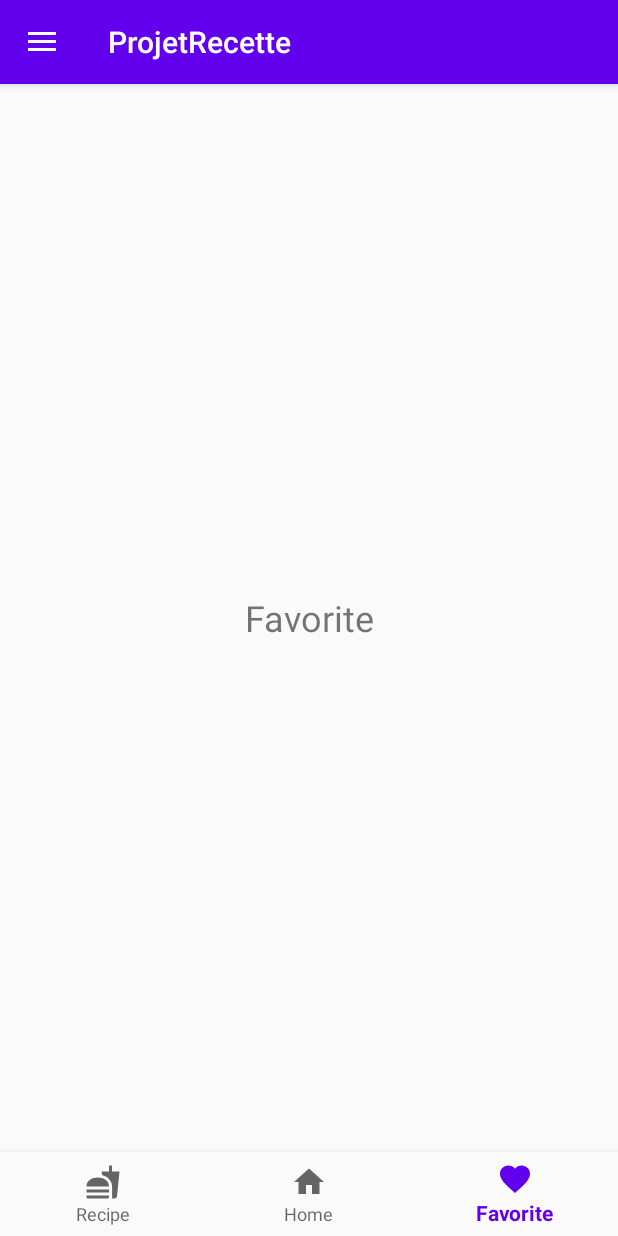
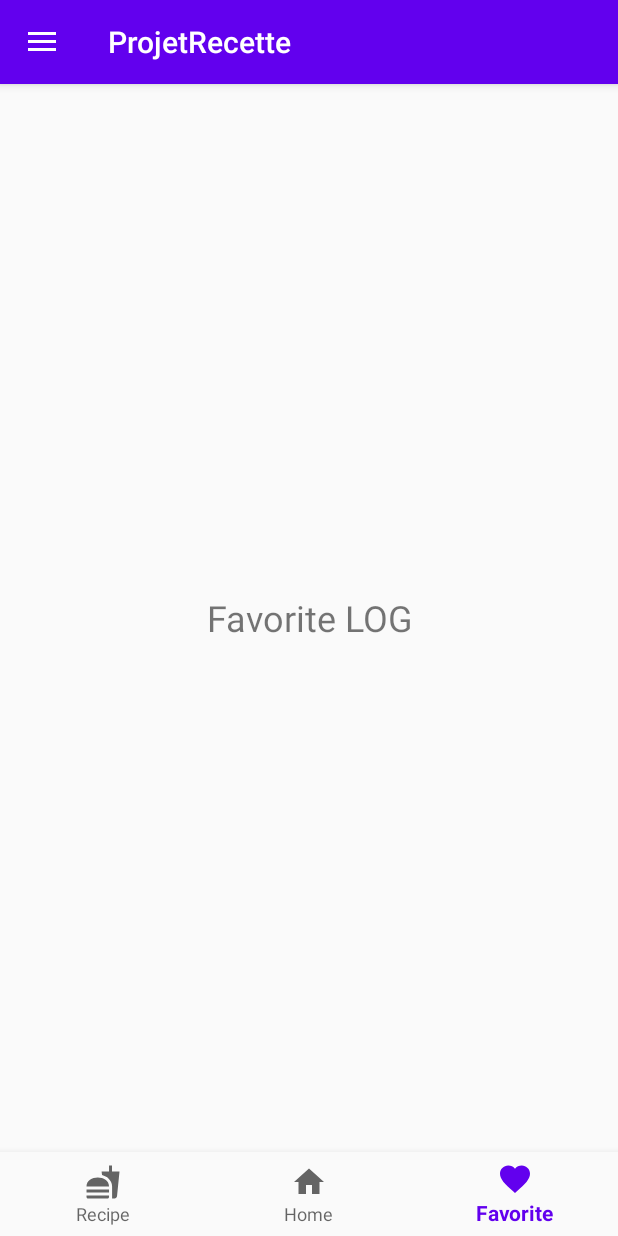
Before and after one commit to HamzaKarh/projetrecette, an Android app: the FavoriteFragment screen opened through its navigation route, on a phone screen of 412 x 824 dp. Run offline under Robolectric (Android 15) with nearby library versions, the light colour scheme and no system bars; our stand-ins replace Firebase (no records; nobody signed in at launch, a user with empty details on screens opened directly), navigation-ui.

Commit message:
Mise en relation application et database FireBase. On peut désormais enregistré dans la base de donnée le nom complet de l'utilisateur, et son mail. Mise en place d'une bouton LogOut lorsqu'un utilisateur est connecté. Changement du layout du fragment 'favori' lorsque l'utilisateur n'est pas connecté ou est connecté.
Reste l'xml a faire.

```diff
--- a/app/build.gradle
+++ b/app/build.gradle
@@ -34,6 +34,7 @@ dependencies {
     implementation 'androidx.annotation:annotation:1.1.0'
     implementation 'androidx.lifecycle:lifecycle-extensions:2.2.0'
     implementation 'com.google.firebase:firebase-auth:16.0.5'
+    implementation 'com.google.firebase:firebase-firestore:17.1.2'
     testImplementation 'junit:junit:4.12'
     androidTestImplementation 'androidx.test.ext:junit:1.1.2'
     androidTestImplementation 'androidx.test.espresso:espresso-core:3.3.0'
--- a/app/src/main/java/com/example/projetrecette/MainActivity.java
+++ b/app/src/main/java/com/example/projetrecette/MainActivity.java
@@ -28,6 +28,7 @@ public class MainActivity extends AppCompatActivity implements NavigationView.On
     private AppBarConfiguration mAppBarConfiguration;
     NavController navController;
     DrawerLayout drawerLayout;
+    NavigationView navigationView;
     @Override
     protected void onCreate(Bundle savedInstanceState) {
 
@@ -35,6 +36,7 @@ public class MainActivity extends AppCompatActivity implements NavigationView.On
         setContentView(R.layout.activity_main);
         navController = Navigation.findNavController(this, R.id.MainFragment);
         drawerLayout = findViewById(R.id.drawer_layout);
+        navigationView = findViewById(R.id.navigationView);
         Appbar();
         Drawer();
         checkLogin();
@@ -56,7 +58,6 @@ public class MainActivity extends AppCompatActivity implements NavigationView.On
     public void Drawer(){
         Toolbar toolbar = findViewById(R.id.toolbar);
         setSupportActionBar(toolbar);
-        NavigationView navigationView = findViewById(R.id.navigationView);
         navigationView.setNavigationItemSelectedListener(this);
 
         ActionBarDrawerToggle toggle = new ActionBarDrawerToggle(this,drawerLayout,toolbar,R.string.navigation_drawer_open,R.string.navigation_drawer_close);
@@ -85,6 +86,11 @@ public class MainActivity extends AppCompatActivity implements NavigationView.On
                 Intent intent2 = new Intent(this, SignUpActivity.class);
                 startActivity(intent2);
                 break;
+            case R.id.navigation_signout:
+                FirebaseAuth.getInstance().signOut();
+                checkLogin();
+                break;
+
         }
         return true;
     }
@@ -92,10 +98,12 @@ public class MainActivity extends AppCompatActivity implements NavigationView.On
     public void checkLogin(){
         FirebaseUser user = FirebaseAuth.getInstance().getCurrentUser();
         if (user != null) {
-            Toast.makeText(getApplicationContext(), "Someone is logged on", Toast.LENGTH_SHORT).show();
-            FirebaseAuth.getInstance().signOut();
+            navigationView.getMenu().setGroupVisible(R.id.drawerLoggedIn,true);
+            navigationView.getMenu().setGroupVisible(R.id.drawerUnlogged,false);
+
         }else{
-            Toast.makeText(getApplicationContext(), "Personne", Toast.LENGTH_SHORT).show();
+            navigationView.getMenu().setGroupVisible(R.id.drawerLoggedIn,false);
+            navigationView.getMenu().setGroupVisible(R.id.drawerUnlogged,true);
         }
     }
 }
--- a/app/src/main/java/com/example/projetrecette/NavigationBar/Favorite/FavoriteFragment.java
+++ b/app/src/main/java/com/example/projetrecette/NavigationBar/Favorite/FavoriteFragment.java
@@ -9,58 +9,22 @@ import android.view.View;
 import android.view.ViewGroup;
 
 import com.example.projetrecette.R;
+import com.google.firebase.auth.FirebaseAuth;
+import com.google.firebase.auth.FirebaseUser;
 
-/**
- * A simple {@link Fragment} subclass.
- * Use the {@link FavoriteFragment#newInstance} factory method to
- * create an instance of this fragment.
- */
+
 public class FavoriteFragment extends Fragment {
 
-    // TODO: Rename parameter arguments, choose names that match
-    // the fragment initialization parameters, e.g. ARG_ITEM_NUMBER
-    private static final String ARG_PARAM1 = "param1";
-    private static final String ARG_PARAM2 = "param2";
-
-    // TODO: Rename and change types of parameters
-    private String mParam1;
-    private String mParam2;
-
-    public FavoriteFragment() {
-        // Required empty public constructor
-    }
-
-    /**
-     * Use this factory method to create a new instance of
-     * this fragment using the provided parameters.
-     *
-     * @param param1 Parameter 1.
-     * @param param2 Parameter 2.
-     * @return A new instance of fragment FavoriteFragment.
-     */
-    // TODO: Rename and change types and number of parameters
-    public static FavoriteFragment newInstance(String param1, String param2) {
-        FavoriteFragment fragment = new FavoriteFragment();
-        Bundle args = new Bundle();
-        args.putString(ARG_PARAM1, param1);
-        args.putString(ARG_PARAM2, param2);
-        fragment.setArguments(args);
-        return fragment;
-    }
-
-    @Override
-    public void onCreate(Bundle savedInstanceState) {
-        super.onCreate(savedInstanceState);
-        if (getArguments() != null) {
-            mParam1 = getArguments().getString(ARG_PARAM1);
-            mParam2 = getArguments().getString(ARG_PARAM2);
-        }
-    }
 
     @Override
     public View onCreateView(LayoutInflater inflater, ViewGroup container,
                              Bundle savedInstanceState) {
-        // Inflate the layout for this fragment
-        return inflater.inflate(R.layout.fragment_favorite, container, false);
+        FirebaseUser user = FirebaseAuth.getInstance().getCurrentUser();
+        if(user != null){
+            return inflater.inflate(R.layout.fragment_favorite_logged, container, false);
+        }else{
+            return inflater.inflate(R.layout.fragment_favorite, container, false);
+        }
+
     }
 }
--- /dev/null
+++ b/app/src/main/res/layout/fragment_favorite_logged.xml
@@ -0,0 +1,18 @@
+<?xml version="1.0" encoding="utf-8"?>
+<androidx.constraintlayout.widget.ConstraintLayout xmlns:android="http://schemas.android.com/apk/res/android"
+    xmlns:app="http://schemas.android.com/apk/res-auto"
+    xmlns:tools="http://schemas.android.com/tools"
+    android:layout_width="match_parent"
+    android:layout_height="match_parent"
+    tools:context=".NavigationBar.Favorite.FavoriteFragment">
+
+    <TextView
+        android:id="@+id/favorite"
+        android:layout_width="match_parent"
+        android:layout_height="match_parent"
+        android:gravity="center"
+        android:text="Favorite LOG"
+        android:textSize="24sp"
+        app:layout_constraintEnd_toEndOf="parent"
+        app:layout_constraintTop_toTopOf="parent" />
+</androidx.constraintlayout.widget.ConstraintLayout>
--- a/app/src/main/res/menu/drawer_menu.xml
+++ b/app/src/main/res/menu/drawer_menu.xml
@@ -2,7 +2,10 @@
 <menu xmlns:android="http://schemas.android.com/apk/res/android">
 
 
-    <group android:checkableBehavior="single">
+    <group
+        android:id="@+id/drawerUnlogged"
+        android:checkableBehavior="single"
+        android:visible="true">
         <item
             android:id="@+id/navigation_login"
             android:title="@string/title_login" />
@@ -12,6 +15,17 @@
             android:title="@string/title_signup" />
     </group>
 
+    <group
+        android:id="@+id/drawerLoggedIn"
+        android:checkableBehavior="single"
+        android:visible="false">
+        <item
+            android:id="@+id/navigation_signout"
+            android:title="@string/title_signout" />
+
+
+    </group>
+
 
 
 </menu>
--- a/app/src/main/res/values/strings.xml
+++ b/app/src/main/res/values/strings.xml
@@ -9,4 +9,5 @@
     <string name="title_signup">SignUp</string>
     <string name="navigation_drawer_open">Open navigation drawer</string>
     <string name="navigation_drawer_close">Close navigation drawer</string>
+    <string name="title_signout">SignOut</string>
 </resources>
```
Also changed, not shown: app/src/main/java/com/example/projetrecette/Drawer/SignUp/SignUpActivity.java (+29 -1 lines), app/src/main/res/navigation/navigation_drawer_menu.xml (deleted, +0 -18 lines).
